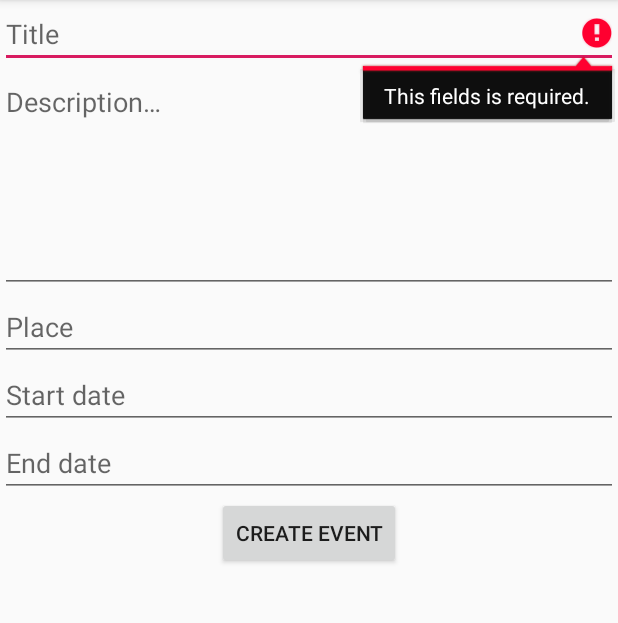
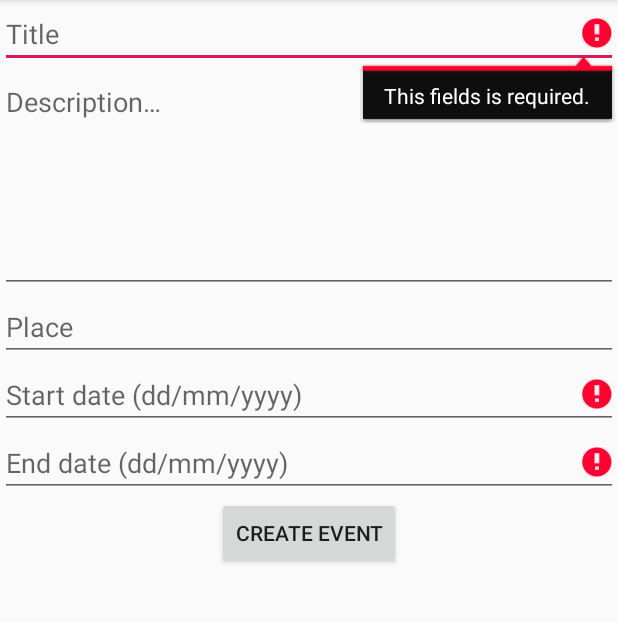
Before and after one commit to KurekWioletta/VirtualFridge, an Android app: the CreateEventActivity screen opened directly, with no data from a screen before it, after a tap on "CREATE EVENT", on a phone screen of 412 x 824 dp, the part 84-707 px from its top. Run offline under Robolectric (Android 15) with nearby library versions, the phone set to English and light mode, and no system bars; our stand-ins replace Dagger/Hilt's generated code, RxJava; 1 statement that could not run was skipped.

Commit message:
validating date

```diff
--- a/app/src/main/java/com/example/virtualfridge/domain/createEvent/CreateEventActivity.kt
+++ b/app/src/main/java/com/example/virtualfridge/domain/createEvent/CreateEventActivity.kt
@@ -30,10 +30,14 @@ class CreateEventActivity : BaseActivity() {
 
     fun showValidationResults(validationViewModel: ValidationViewModel) {
         etTitle.error = validationViewModel.titleError
+        etStartDate.error = validationViewModel.startDateError
+        etEndDate.error = validationViewModel.endDateError
     }
 
     data class ValidationViewModel(
-        val titleError: String?
+        val titleError: String?,
+        val startDateError: String?,
+        val endDateError: String?
     ) : BaseValidationViewModel() {
         override fun toList() = listOf(titleError)
     }
--- a/app/src/main/java/com/example/virtualfridge/domain/createEvent/CreateEventActivityPresenter.kt
+++ b/app/src/main/java/com/example/virtualfridge/domain/createEvent/CreateEventActivityPresenter.kt
@@ -4,10 +4,7 @@ import com.example.virtualfridge.R
 import com.example.virtualfridge.data.api.EventsApi
 import com.example.virtualfridge.data.internal.UserDataStore
 import com.example.virtualfridge.domain.createEvent.CreateEventActivity.Companion.RC_CREATE_EVENT
-import com.example.virtualfridge.utils.ApiErrorParser
-import com.example.virtualfridge.utils.RxTransformerManager
-import com.example.virtualfridge.utils.validate
-import com.example.virtualfridge.utils.validationResult
+import com.example.virtualfridge.utils.*
 import javax.inject.Inject
 
 class CreateEventActivityPresenter @Inject constructor(
@@ -20,13 +17,15 @@ class CreateEventActivityPresenter @Inject constructor(
 
     fun createEventClicked(
         title: String,
-        description: String?,
-        place: String?,
+        description: String,
+        place: String,
         startDate: String,
         endDate: String
     ) {
         val validationViewModel = CreateEventActivity.ValidationViewModel(
-            title.validate(view.getString(R.string.error_field_required)) { it.isNotEmpty() }
+            title.validate(view.getString(R.string.error_field_required)) { it.isNotEmpty() },
+            startDate.validate(view.getString(R.string.error_date)) { it.isValidDate() },
+            endDate.validate(view.getString(R.string.error_date)) { it.isValidDate() }
         )
 
         view.showValidationResults(validationViewModel)
--- a/app/src/main/java/com/example/virtualfridge/utils/ValidationExtentions.kt
+++ b/app/src/main/java/com/example/virtualfridge/utils/ValidationExtentions.kt
@@ -1,7 +1,9 @@
 package com.example.virtualfridge.utils
 
 import android.util.Patterns
-import android.widget.EditText
+import java.time.LocalDate
+import java.time.format.DateTimeFormatter
+import java.util.regex.Pattern
 
 abstract class BaseValidationViewModel() {
     abstract fun toList(): List<String?>
@@ -11,9 +13,25 @@ fun String.validate(message: String, validator: (String) -> Boolean): String? =
     if (validator(this)) null else message
 
 // true if no error was found
-fun BaseValidationViewModel.validationResult(): Boolean = this.toList().firstOrNull { !it.isNullOrEmpty() } == null
+fun BaseValidationViewModel.validationResult(): Boolean =
+    this.toList().firstOrNull { !it.isNullOrEmpty() } == null
 
 fun String.isValidEmail(): Boolean =
     this.isNotEmpty() && Patterns.EMAIL_ADDRESS.matcher(this).matches()
 
+fun String.isValidDate(): Boolean {
+    return if (this.isNotEmpty() && Pattern.compile("^\\d{2}/\\d{2}/\\d{4}$").matcher(this)
+            .matches()
+    ) {
+        try {
+            LocalDate.parse(this, DateTimeFormatter.ofPattern("dd/MM/yyyy"))
+            true
+        } catch (e: Exception) {
+            false
+        }
+    } else {
+        false
+    }
+}
+
 fun String.isValidPassword(): Boolean = this.isNotEmpty() && this.length >= 6
--- a/app/src/main/res/values/strings.xml
+++ b/app/src/main/res/values/strings.xml
@@ -42,8 +42,8 @@
     <string name="create_event_title">Title</string>
     <string name="create_event_description">Description…</string>
     <string name="create_event_place">Place</string>
-    <string name="create_event_start_date">Start date</string>
-    <string name="create_event_end_date">End date</string>
+    <string name="create_event_start_date">Start date (dd/mm/yyyy)</string>
+    <string name="create_event_end_date">End date (dd/mm/yyyy)</string>
     <string name="create_event_create_event">Create event</string>
 
     <string name="create_note_note">Note…</string>
@@ -51,6 +51,7 @@
 
     <string name="error_password">Password has to contain 6 or more characters.</string>
     <string name="error_field_required">This fields is required.</string>
+    <string name="error_date">The date is invalid.</string>
     <string name="error_unknown">Oops something went wrong…</string>
     <string name="error_email">The e-mail address is invalid.</string>
 
```
